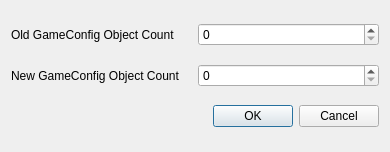
Before: the Qt Designer form RetroEDv2/tools/sceneproperties/syncgcdetails.ui in RSDKModding/RetroED, drawn with Qt 5.
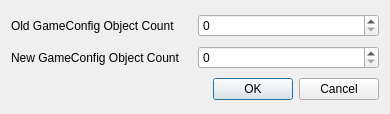
After: the same form once the commit is applied.

```diff
--- a/RetroEDv2/tools/sceneproperties/syncgcdetails.ui
+++ b/RetroEDv2/tools/sceneproperties/syncgcdetails.ui
@@ -7,7 +7,7 @@
     <x>0</x>
     <y>0</y>
     <width>390</width>
-    <height>152</height>
+    <height>114</height>
    </rect>
   </property>
   <property name="windowTitle">
```
